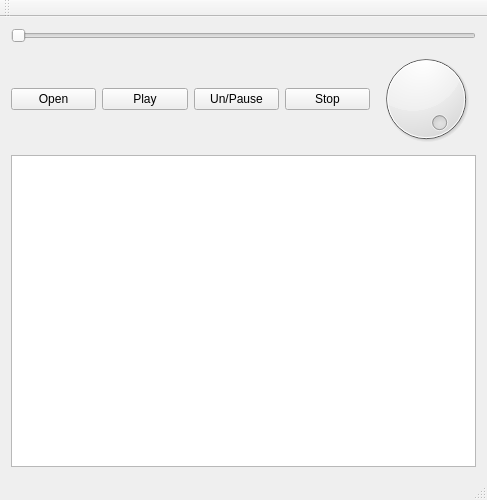
VashSan/purr, file purrwindow.ui: the form before one commit.
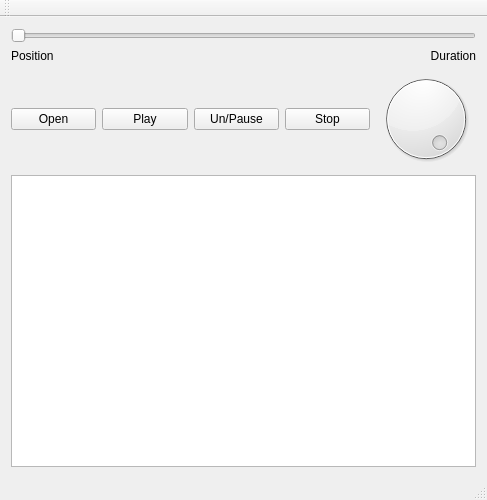
The form after the commit.

Commit message: added postion and duration label

```diff
--- a/purrwindow.ui
+++ b/purrwindow.ui
@@ -27,6 +27,33 @@
         </property>
        </widget>
       </item>
+      <item>
+       <layout class="QHBoxLayout" name="horizontalLayout_2">
+        <item>
+         <widget class="QLabel" name="positionLabel">
+          <property name="text">
+           <string notr="true">Position</string>
+          </property>
+          <property name="textFormat">
+           <enum>Qt::PlainText</enum>
+          </property>
+         </widget>
+        </item>
+        <item>
+         <widget class="QLabel" name="durationLabel">
+          <property name="text">
+           <string notr="true">Duration</string>
+          </property>
+          <property name="textFormat">
+           <enum>Qt::PlainText</enum>
+          </property>
+          <property name="alignment">
+           <set>Qt::AlignRight|Qt::AlignTrailing|Qt::AlignVCenter</set>
+          </property>
+         </widget>
+        </item>
+       </layout>
+      </item>
       <item>
        <layout class="QHBoxLayout" name="horizontalLayout">
         <property name="sizeConstraint">
```
Left out of the diff: 2 changed lines with no effect on the pictures.
